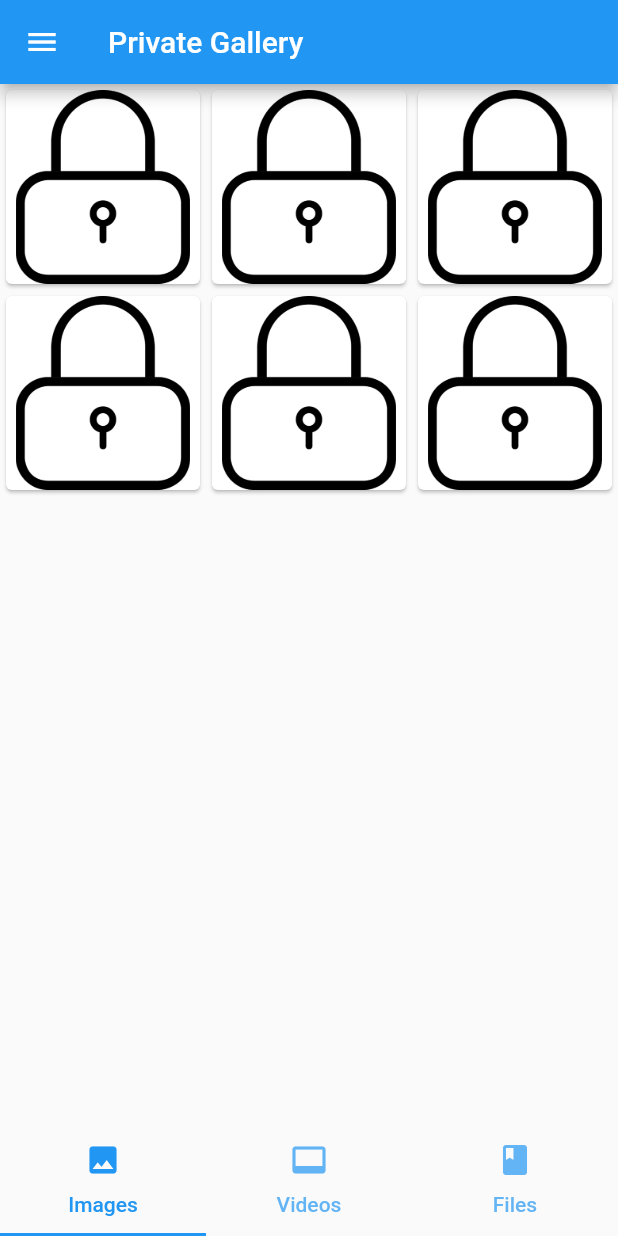
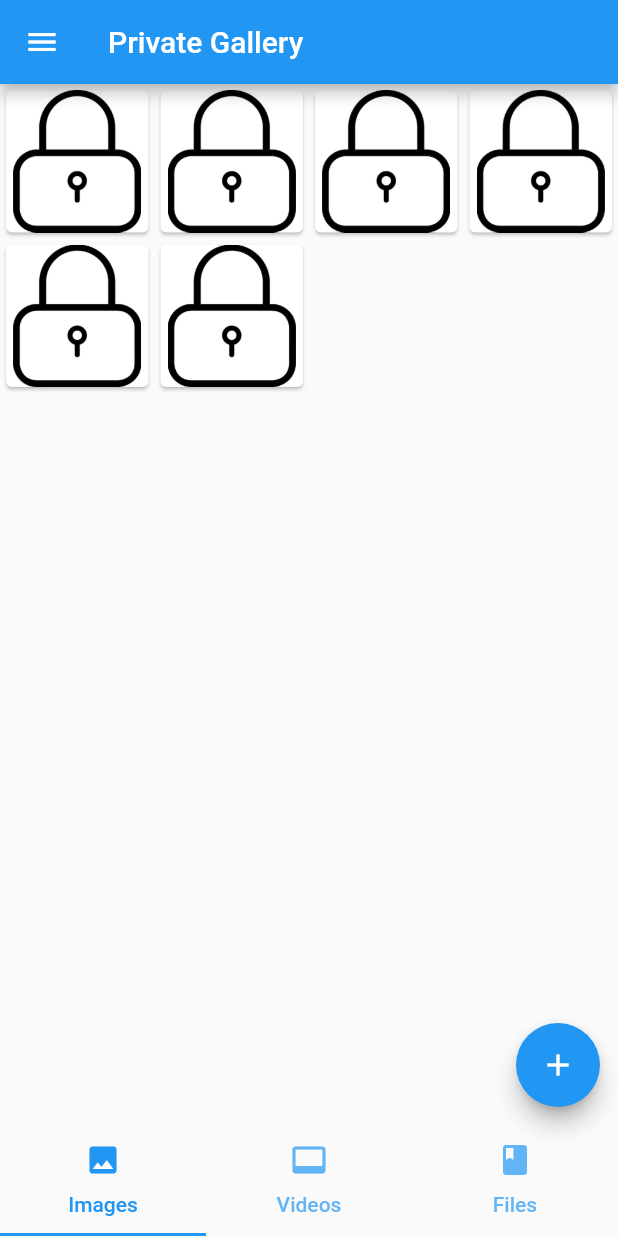
Before and after one commit to roskee/private-gallery-project-new, a Flutter app: the screen it shows after launch, on a phone screen of 412 x 824 dp. Run offline on Flutter 3.47's test engine with Material 2 defaults, Android fonts, the light colour scheme and no system bars; our stand-ins replace open_file, photo_view, video_player.

Commit message:
created the floating button

```diff
--- /dev/null
+++ b/lib/home/expandablefloatingbutton/expandablefab.dart
@@ -0,0 +1,196 @@
+import 'dart:math' as math;
+
+import 'package:flutter/material.dart';
+
+
+@immutable
+class ExpandableFab extends StatefulWidget {
+  const ExpandableFab({
+    Key key,
+    this.initialOpen,
+    @required this.distance,
+    @required this.children,
+  }) : super(key: key);
+
+  final bool initialOpen;
+  final double distance;
+  final List<Widget> children;
+
+  @override
+  _ExpandableFabState createState() => _ExpandableFabState();
+}
+
+class _ExpandableFabState extends State<ExpandableFab>
+    with SingleTickerProviderStateMixin {
+  AnimationController _controller;
+  Animation<double> _expandAnimation;
+  bool _open = false;
+
+  @override
+  void initState() {
+    super.initState();
+    _open = widget.initialOpen ?? false;
+    _controller = AnimationController(
+      value: _open ? 1.0 : 0.0,
+      duration: const Duration(milliseconds: 250),
+      vsync: this,
+    );
+    _expandAnimation = CurvedAnimation(
+      curve: Curves.fastOutSlowIn,
+      reverseCurve: Curves.easeOutQuad,
+      parent: _controller,
+    );
+  }
+
+  @override
+  void dispose() {
+    _controller.dispose();
+    super.dispose();
+  }
+
+  void _toggle() {
+    setState(() {
+      _open = !_open;
+      if (_open) {
+        _controller.forward();
+      } else {
+        _controller.reverse();
+      }
+    });
+  }
+
+  @override
+  Widget build(BuildContext context) {
+    return SizedBox.expand(
+      child: Stack(
+        alignment: Alignment.bottomRight,
+        clipBehavior: Clip.none,
+        children: [
+          Visibility(
+            visible: _open,
+            child:Container(
+            child: InkWell(
+              highlightColor: Colors.transparent,
+              splashColor: Colors.transparent,
+              onTap: (){
+                _toggle();
+              },
+            ),
+          )),
+          _buildTapToCloseFab(),
+          ..._buildExpandingActionButtons(),
+          _buildTapToOpenFab(),
+        ],
+      ),
+    );
+  }
+
+  Widget _buildTapToCloseFab() {
+    return SizedBox(
+      width: 56.0,
+      height: 56.0,
+      child: Center(
+        child: Material(
+          shape: const CircleBorder(),
+          clipBehavior: Clip.antiAlias,
+          elevation: 4.0,
+          child: InkWell(
+            onTap: _toggle,
+            child: Padding(
+              padding: const EdgeInsets.all(8.0),
+              child: Icon(
+                Icons.close,
+                color: Theme.of(context).primaryColor,
+              ),
+            ),
+          ),
+        ),
+      ),
+    );
+  }
+
+  List<Widget> _buildExpandingActionButtons() {
+    final children = <Widget>[];
+    final count = widget.children.length;
+    final step = 90.0 / (count - 1);
+    for (var i = 0, angleInDegrees = 0.0;
+        i < count;
+        i++, angleInDegrees += step) {
+      children.add(
+        _ExpandingActionButton(
+          directionInDegrees: angleInDegrees,
+          maxDistance: widget.distance,
+          progress: _expandAnimation,
+          child: SizedBox(child:widget.children[i]),
+        ),
+      );
+    }
+    return children;
+  }
+
+  Widget _buildTapToOpenFab() {
+    return IgnorePointer(
+      ignoring: _open,
+      child: AnimatedContainer(
+        transformAlignment: Alignment.center,
+        transform: Matrix4.diagonal3Values(
+          _open ? 0.7 : 1.0,
+          _open ? 0.7 : 1.0,
+          1.0,
+        ),
+        duration: const Duration(milliseconds: 250),
+        curve: const Interval(0.0, 0.5, curve: Curves.easeOut),
+        child: AnimatedOpacity(
+          opacity: _open ? 0.0 : 1.0,
+          curve: const Interval(0.25, 1.0, curve: Curves.easeInOut),
+          duration: const Duration(milliseconds: 250),
+          child: FloatingActionButton(
+            onPressed: _toggle,
+            child: const Icon(Icons.add),
+          ),
+        ),
+      ),
+    );
+  }
+}
+
+@immutable
+class _ExpandingActionButton extends StatelessWidget {
+  _ExpandingActionButton({
+    Key key,
+    @required this.directionInDegrees,
+    @required this.maxDistance,
+    @required this.progress,
+    @required this.child,
+  }) : super(key: key);
+
+  final double directionInDegrees;
+  final double maxDistance;
+  final Animation<double> progress;
+  final Widget child;
+
+  @override
+  Widget build(BuildContext context) {
+    return AnimatedBuilder(
+      animation: progress,
+      builder: (context, child) {
+        final offset = Offset.fromDirection(
+          directionInDegrees * (math.pi / 180.0),
+          progress.value * maxDistance,
+        );
+        return Positioned(
+          right: 4.0 + offset.dx,
+          bottom: 4.0 + offset.dy,
+          child: Transform.rotate(
+            angle: (1.0 - progress.value) * math.pi / 2,
+            child: child,
+          ),
+        );
+      },
+      child: FadeTransition(
+        opacity: progress,
+        child: child,
+      ),
+    );
+  }
+}
--- a/lib/home/home.dart
+++ b/lib/home/home.dart
@@ -2,8 +2,11 @@ import 'package:flutter/cupertino.dart';
 import 'package:flutter/material.dart';
 import 'package:private_gallery/fileio/fileio.dart';
 import 'package:private_gallery/home/drawer.dart';
+import 'package:private_gallery/home/expandablefloatingbutton/expandablefab.dart';
 import 'package:private_gallery/home/navigationbar.dart';
 import 'package:private_gallery/home/tabview.dart';
+
+import 'expandablefloatingbutton/actionbutton.dart';
 
 class Home extends StatefulWidget{
   @override
@@ -22,6 +25,13 @@ class _HomeState extends State<Home> with TickerProviderStateMixin{
   Widget build(BuildContext context){
     return Scaffold(
       appBar: AppBar(title: Text("Private Gallery"),),
+      floatingActionButton: ExpandableFab(
+        distance: 100,children: [
+        ActionButton(onPressed: (){},icon: Icon(Icons.image),label: 'Image',),
+        ActionButton(onPressed: (){},icon: Icon(Icons.video_label), label: 'Video',),
+        ActionButton(onPressed: (){},icon: Icon(Icons.file_present), label: 'Other',)
+      ],),
+      floatingActionButtonLocation: FloatingActionButtonLocation.miniEndFloat,
       drawer: HomeDrawer(),
       body: HomeTabView(fileIo, controller),
       bottomNavigationBar: HomeNavigationBar(controller),
--- a/lib/home/images.dart
+++ b/lib/home/images.dart
@@ -8,7 +8,7 @@ class HomeImageList extends StatelessWidget {
   HomeImageList(this.fileIo);
   Widget build(BuildContext context) {
     return GridView.count(
-      crossAxisCount: 3,
+      crossAxisCount: 4,
       children: List.generate(fileIo.imageCount, (index) => Hero(
           tag: "image_item$index",
           child: Card(
--- a/lib/home/navigationbar.dart
+++ b/lib/home/navigationbar.dart
@@ -9,6 +9,7 @@ class HomeNavigationBar extends StatelessWidget{
       child: TabBar(
       controller: controller,
       labelColor: Colors.blue,
+
       tabs: [
         Tab(
           icon: Icon(Icons.image),
--- a/lib/home/videos.dart
+++ b/lib/home/videos.dart
@@ -8,7 +8,7 @@ class HomeVideoList extends StatelessWidget {
   HomeVideoList(this.fileIo);
   Widget build(BuildContext context) {
     return GridView.count(
-      crossAxisCount: 3,
+      crossAxisCount: 4,
       children: List.generate(fileIo.videoCount, (index) =>  Hero(
           tag: "video_item$index",
           child: Card(
--- a/pubspec.yaml
+++ b/pubspec.yaml
@@ -31,6 +31,7 @@ dependencies:
   photo_view:
   video_player: ^2.1.10
   open_file: ^3.2.1
+  filesystem_picker:
 dev_dependencies:
   flutter_test:
     sdk: flutter
```
Also changed, not shown: lib/fileview/videoplayer.dart (deleted, +0 -107 lines), lib/fileview/videoview.dart (+115 -29 lines), lib/home/expandablefloatingbutton/actionbutton.dart (added, +39 -0 lines), lib/home/files.dart (+29 -9 lines), pubspec.lock.
